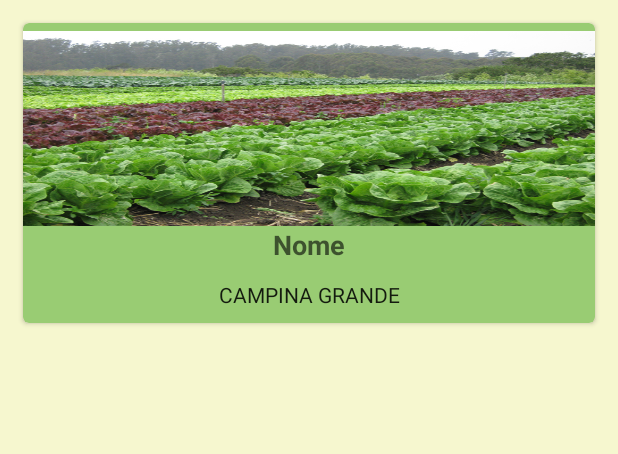
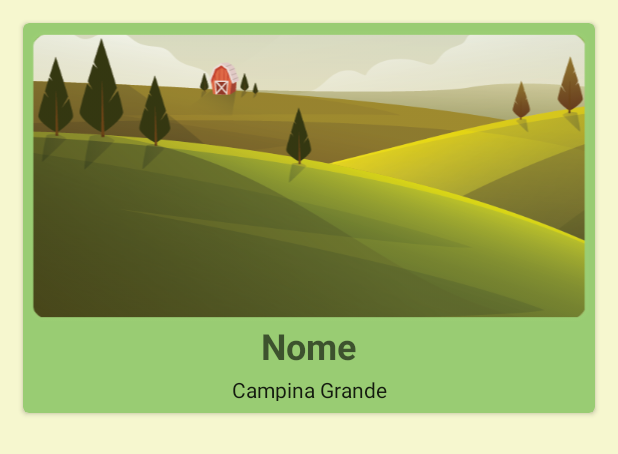
Before and after one commit to romariobs/empsoft-project, an Android app: the layout fazenda_cardview.xml on its own in the app's theme, with its tools: preview values and no code run, on a phone screen of 412 x 824 dp. Shown: the top 454 px of the screen. Run offline under Robolectric (Android 15) with nearby library versions, the phone set to English and light mode, and no system bars.

Commit message:
Adaptando a aparência da cardview

```diff
--- a/app/src/main/java/br/edu/ufcg/empsoft/adapters/FazendaAdapter.java
+++ b/app/src/main/java/br/edu/ufcg/empsoft/adapters/FazendaAdapter.java
@@ -74,7 +74,7 @@ public class FazendaAdapter extends RecyclerView.Adapter<RecyclerView.ViewHolder
                 CardViewHolder cardViewHolder = (CardViewHolder)holder;
                 cardViewHolder.setName(fazenda.getName().toUpperCase());
 //                cardViewHolder.setDescription(fazenda.getDescription());
-                cardViewHolder.setImage(fazenda.getMainImage().getUrl());
+                //cardViewHolder.setImage(fazenda.getMainImage().getUrl());
                 break;
         }
     }
--- a/app/src/main/res/layout/content_main.xml
+++ b/app/src/main/res/layout/content_main.xml
@@ -15,7 +15,9 @@
 
         <android.support.v7.widget.RecyclerView
             android:id="@+id/recyclerView"
-            android:layout_width="wrap_content"
-            android:layout_height="wrap_content"></android.support.v7.widget.RecyclerView>
+            android:layout_width="match_parent"
+            android:layout_height="wrap_content">
+        </android.support.v7.widget.RecyclerView>
+
     </LinearLayout>
 </android.support.constraint.ConstraintLayout>
--- a/app/src/main/res/layout/fazenda_cardview.xml
+++ b/app/src/main/res/layout/fazenda_cardview.xml
@@ -9,28 +9,28 @@
         xmlns:card_view="http://schemas.android.com/apk/res-auto"
         android:id="@+id/card_view"
         android:layout_gravity="center_horizontal"
-        android:layout_width="wrap_content"
-        android:layout_height="200dp"
+        android:layout_width="match_parent"
+        android:layout_height="260dp"
         android:layout_margin="15dp"
         card_view:cardBackgroundColor="@color/teal_500"
         card_view:cardCornerRadius="4dp">
 
         <LinearLayout
-            android:layout_width="wrap_content"
+            android:layout_width="match_parent"
             android:layout_height="wrap_content"
             android:orientation="vertical"
             android:layout_gravity="center_horizontal"
             android:layout_marginTop="5dp"
             >
 
+
             <ImageView
                 android:id="@+id/imageViewThumb"
                 android:tag="image_tag"
                 android:layout_width="match_parent"
-                android:layout_height="130dp"
-                android:src="@mipmap/farm_default"
-                android:scaleType="fitXY"
-                />
+                android:layout_height="wrap_content"
+                android:src="@mipmap/design_default"/>
+
 
             <LinearLayout
                 android:layout_width="match_parent"
@@ -47,7 +47,8 @@
                     android:text="Nome"
                     android:textAlignment="center"
                     android:textAppearance="?android:attr/textAppearanceMedium"
-                    android:textStyle="bold" />
+                    android:textStyle="bold"
+                    android:textSize="24dp"/>
 
                 <TextView
                     android:id="@+id/textViewFarmDesc"
@@ -55,11 +56,14 @@
                     android:layout_height="match_parent"
                     android:layout_gravity="center_horizontal"
                     android:layout_weight="2"
-                    android:text="CAMPINA GRANDE"
+                    android:text="Campina Grande"
+                    android:textSize="14dp"
                     android:textAlignment="center"
-                    android:textAppearance="?android:attr/textAppearance" />
+                    android:textAppearance="?android:attr/textAppearance"/>
                 <!--android:textAppearance="?android:attr/textAppearance"-->
             </LinearLayout>
+
+
         </LinearLayout>
     </android.support.v7.widget.CardView>
 
```
Also changed, not shown: app/src/main/java/br/edu/ufcg/empsoft/models/PhotoItem.java (+5 -4 lines), app/src/main/res/mipmap-xhdpi/design_default.png (added).
